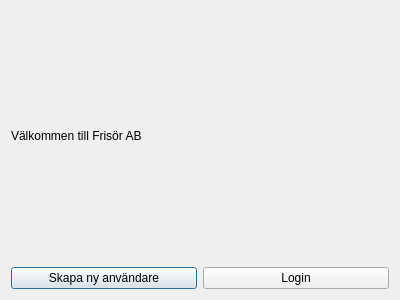
Before: the Qt Designer form login.ui in adinaknutsson/BookingSystem, drawn with Qt 5.
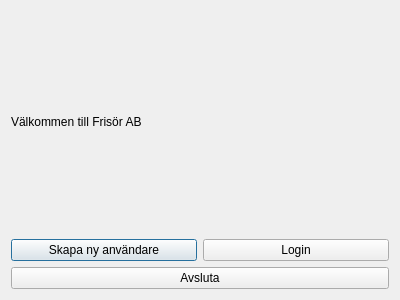
After: the same form once the commit is applied.

Patch:
```diff
--- a/login.ui
+++ b/login.ui
@@ -47,6 +47,13 @@
      </item>
     </layout>
    </item>
+   <item>
+    <widget class="QPushButton" name="endProgram">
+     <property name="text">
+      <string>Avsluta</string>
+     </property>
+    </widget>
+   </item>
   </layout>
  </widget>
  <resources/>
```
